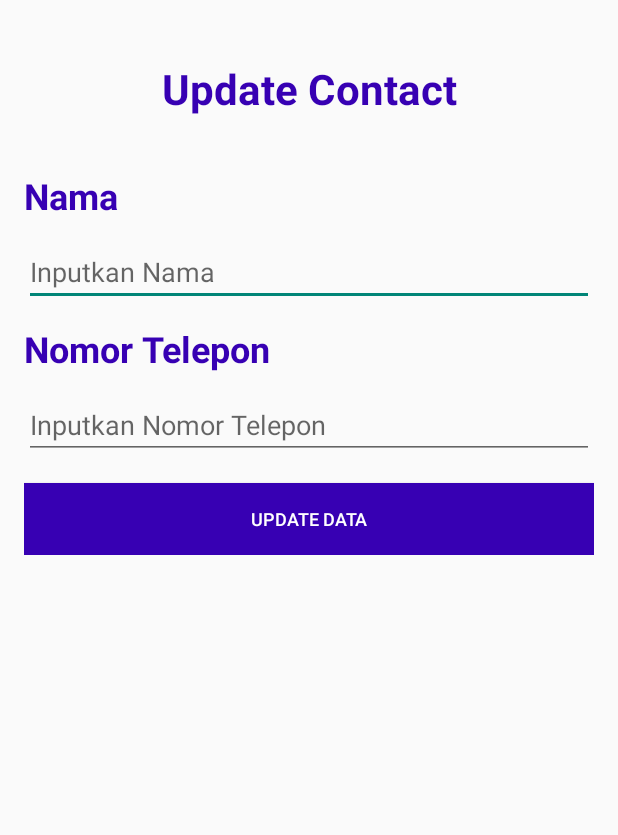
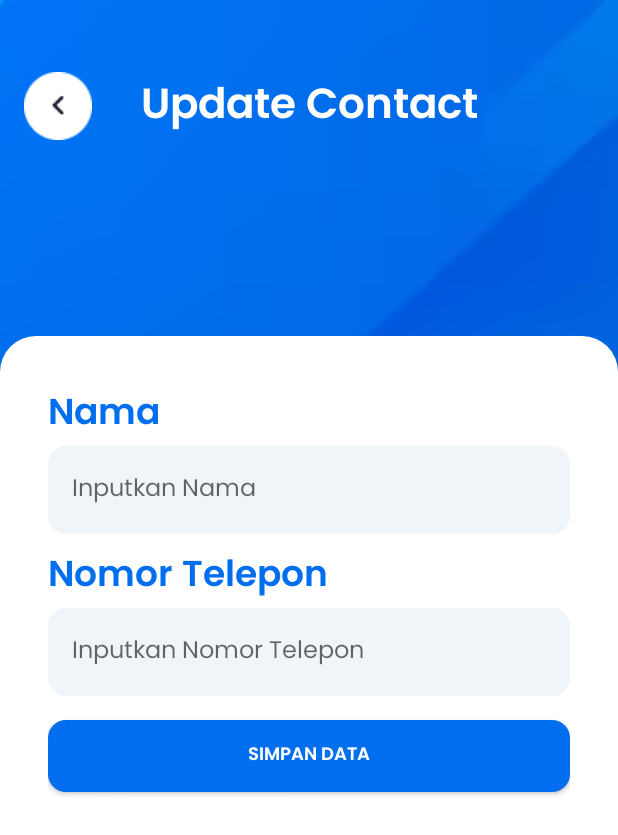
Before and after one commit to ekaputra04/simple-contact-app, an Android app built with Jetpack Compose: the UpdateActivity screen opened directly, with no data from a screen before it, on a phone screen of 412 x 824 dp. Shown: the top 835 px of the screen. Run offline under Robolectric (Android 15) with nearby library versions, the phone set to English and light mode, and no system bars; 3 statements that could not run were skipped.

Commit message:
fix: Update Contact [layout]

```diff
--- a/app/src/main/res/layout/activity_update.xml
+++ b/app/src/main/res/layout/activity_update.xml
@@ -3,68 +3,106 @@
     xmlns:app="http://schemas.android.com/apk/res-auto"
     xmlns:tools="http://schemas.android.com/tools"
     android:layout_width="match_parent"
+    android:layout_height="match_parent"
+    android:background="@drawable/background"
+    tools:context=".UpdateActivity">
+
+    <ImageView
+        android:id="@+id/btn_update_back"
+        android:layout_width="wrap_content"
         android:layout_height="wrap_content"
-    android:padding="16dp"
-    tools:context=".UpdateActivity">
+        android:layout_marginStart="16dp"
+        android:layout_marginTop="48dp"
+        android:src="@drawable/back"
+        app:layout_constraintStart_toStartOf="parent"
+        app:layout_constraintTop_toTopOf="parent" />
 
     <TextView
         android:id="@+id/tv_update_judul"
         android:layout_width="match_parent"
         android:layout_height="wrap_content"
+        android:layout_marginTop="48dp"
         android:layout_marginBottom="10dp"
+        android:fontFamily="@font/poppins_semi_bold"
         android:gravity="center_horizontal"
-        android:paddingVertical="24dp"
         android:text="@string/update_contact"
-        android:textColor="@color/purple_700"
+        android:textColor="@color/white"
         android:textSize="28sp"
         android:textStyle="bold"
+        app:layout_constraintEnd_toEndOf="parent"
+        app:layout_constraintStart_toStartOf="parent"
         app:layout_constraintTop_toTopOf="parent" />
+
+    <androidx.constraintlayout.widget.ConstraintLayout
+        android:layout_width="match_parent"
+        android:layout_height="wrap_content"
+        android:background="@drawable/background_white_radius_top"
+        android:minHeight="600dp"
+        android:padding="32dp"
+        app:layout_constraintBottom_toBottomOf="parent"
+        app:layout_constraintEnd_toEndOf="parent"
+        app:layout_constraintStart_toStartOf="parent"
+        app:layout_constraintTop_toBottomOf="@id/tv_update_judul"
+        app:layout_constraintVertical_bias="1.0">
 
         <TextView
             android:id="@+id/tv_update_nama"
             android:layout_width="match_parent"
             android:layout_height="wrap_content"
-        android:paddingVertical="12dp"
+            android:fontFamily="@font/poppins_semi_bold"
             android:text="@string/nama"
-        android:textColor="@color/purple_700"
+            android:textColor="@color/primary"
             android:textSize="24sp"
             android:textStyle="bold"
-        app:layout_constraintTop_toBottomOf="@id/tv_update_judul" />
+            app:layout_constraintStart_toStartOf="parent"
+            app:layout_constraintTop_toTopOf="parent" />
 
         <EditText
             android:id="@+id/edt_update_nama"
             android:layout_width="match_parent"
             android:layout_height="wrap_content"
+            android:background="@drawable/background_input"
+            android:fontFamily="@font/poppins_regular"
             android:hint="@string/inputkan_nama"
+            android:padding="16dp"
+            android:textSize="16sp"
             app:layout_constraintTop_toBottomOf="@id/tv_update_nama" />
 
         <TextView
-        android:id="@+id/tv_update_telepon"
+            android:id="@+id/tv_update_telephone"
             android:layout_width="match_parent"
             android:layout_height="wrap_content"
-        android:paddingVertical="12dp"
+            android:layout_marginVertical="8dp"
+            android:fontFamily="@font/poppins_semi_bold"
             android:text="@string/nomor_telepon"
-        android:textColor="@color/purple_700"
+            android:textColor="@color/primary"
             android:textSize="24sp"
             android:textStyle="bold"
+            app:layout_constraintStart_toStartOf="parent"
             app:layout_constraintTop_toBottomOf="@id/edt_update_nama" />
 
         <EditText
-        android:id="@+id/edt_update_telepon"
+            android:id="@+id/edt_update_telephone"
             android:layout_width="match_parent"
             android:layout_height="wrap_content"
+            android:background="@drawable/background_input"
+            android:fontFamily="@font/poppins_regular"
             android:hint="@string/inputkan_nomor_telepon"
-        app:layout_constraintTop_toBottomOf="@id/tv_update_telepon" />
+            android:padding="16dp"
+            android:textSize="16sp"
+            app:layout_constraintTop_toBottomOf="@id/tv_update_telephone" />
 
         <Button
             android:id="@+id/btn_update_simpan"
             android:layout_width="match_parent"
             android:layout_height="wrap_content"
             android:layout_marginTop="16dp"
-        android:background="@color/purple_700"
-        android:text="@string/update_data"
+            android:background="@drawable/background_button"
+            android:fontFamily="@font/poppins_semi_bold"
+            android:text="@string/simpan_data"
             android:textColor="@color/white"
             android:textSize="12sp"
-        app:layout_constraintTop_toBottomOf="@id/edt_update_telepon" />
+            app:layout_constraintTop_toBottomOf="@id/edt_update_telephone" />
+    </androidx.constraintlayout.widget.ConstraintLayout>
 
 </androidx.constraintlayout.widget.ConstraintLayout>
```
Lines whose indentation alone changed are shown as unchanged.
